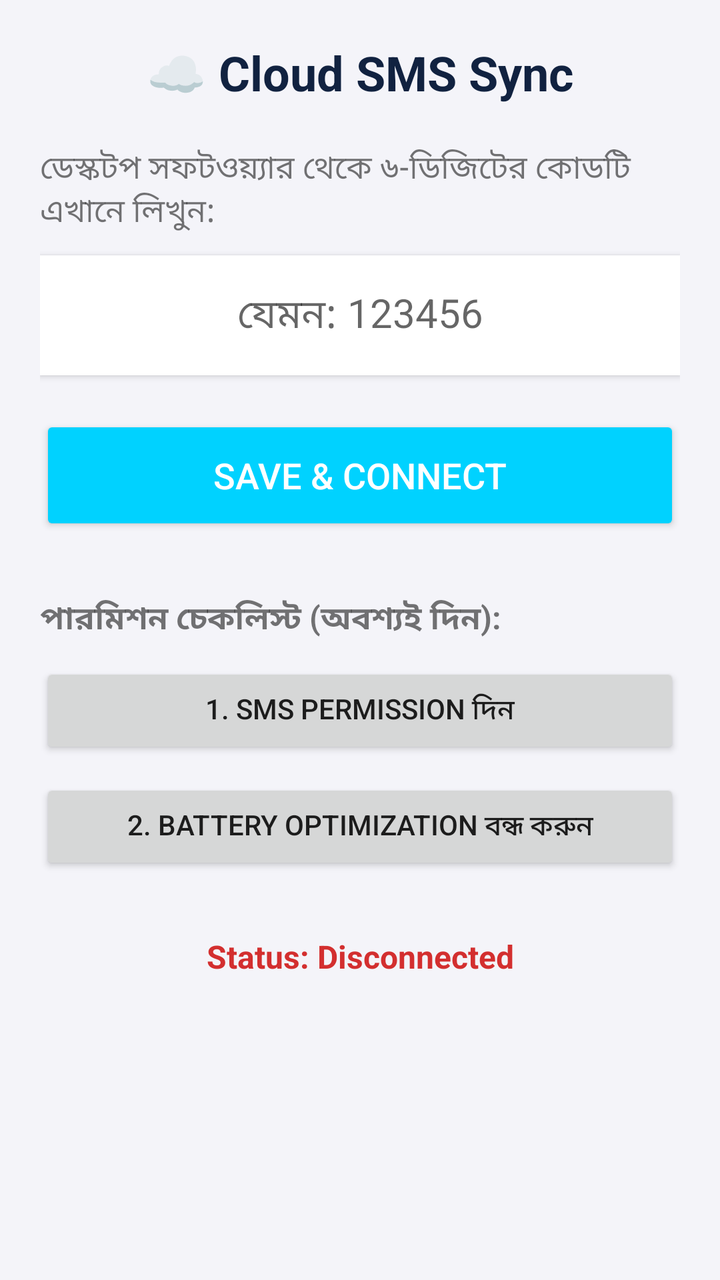
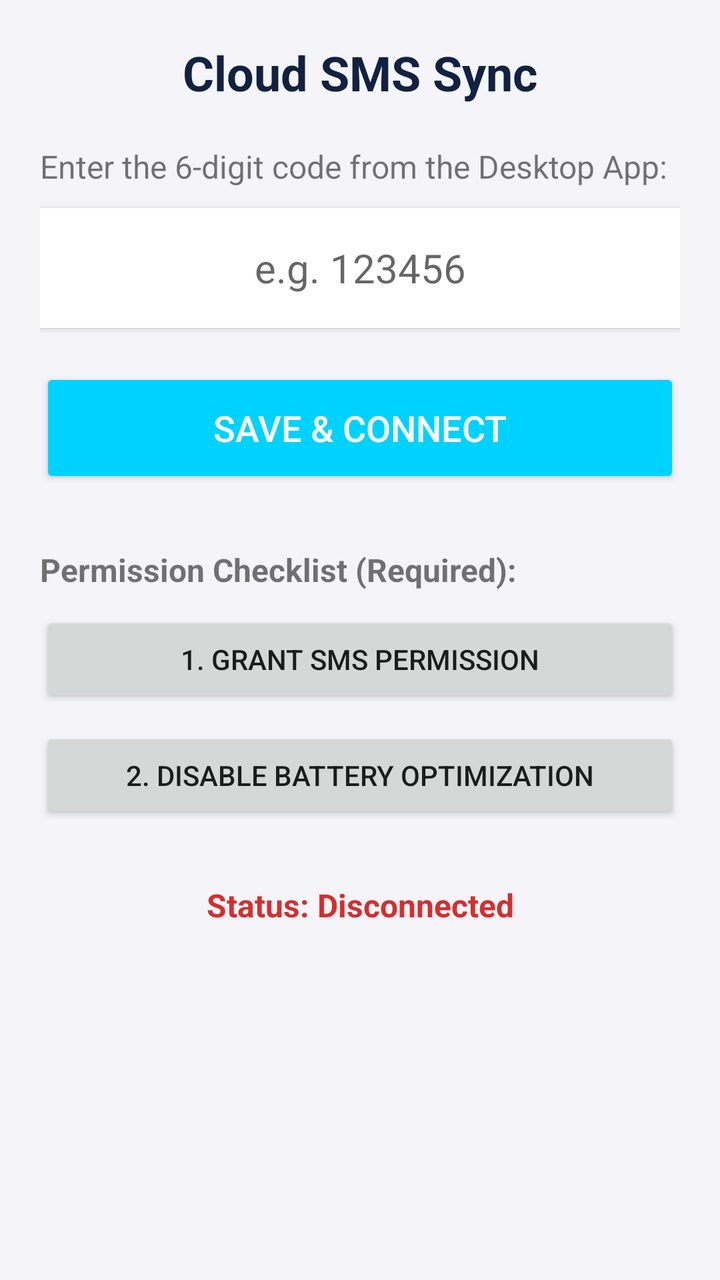

Screens rendered from an Android XML layout before and after an edit, with the pre-edit source and the edit as a unified diff.
<!-- AndroidManifest.xml: application theme Theme.AppCompat.Light.NoActionBar -->
<!-- res/layout/activity_main.xml -->
<?xml version="1.0" encoding="utf-8"?>
<LinearLayout xmlns:android="http://schemas.android.com/apk/res/android"
    android:layout_width="match_parent"
    android:layout_height="match_parent"
    android:orientation="vertical"
    android:padding="20dp"
    android:background="#f4f4f9">

    <TextView
        android:layout_width="match_parent"
        android:layout_height="wrap_content"
        android:text="☁️ Cloud SMS Sync"
        android:textSize="24sp"
        android:textStyle="bold"
        android:textColor="#112240"
        android:gravity="center"
        android:layout_marginBottom="20dp"/>

    <TextView
        android:layout_width="match_parent"
        android:layout_height="wrap_content"
        android:text="ডেস্কটপ সফটওয়্যার থেকে ৬-ডিজিটের কোডটি এখানে লিখুন:"
        android:textSize="16sp"
        android:layout_marginBottom="10dp"/>

    <EditText
        android:id="@+id/pairingCodeInput"
        android:layout_width="match_parent"
        android:layout_height="60dp"
        android:hint="যেমন: 123456"
        android:inputType="number"
        android:maxLength="6"
        android:textSize="20sp"
        android:gravity="center"
        android:background="#ffffff"
        android:elevation="2dp"
        android:layout_marginBottom="20dp"/>

    <Button
        android:id="@+id/btnSave"
        android:layout_width="match_parent"
        android:layout_height="60dp"
        android:text="Save &amp; Connect"
        android:backgroundTint="#00d2ff"
        android:textColor="#ffffff"
        android:textSize="18sp"
        android:layout_marginBottom="30dp"/>

    <TextView
        android:layout_width="match_parent"
        android:layout_height="wrap_content"
        android:text="পারমিশন চেকলিস্ট (অবশ্যই দিন):"
        android:textSize="16sp"
        android:textStyle="bold"
        android:layout_marginBottom="10dp"/>

    <Button
        android:id="@+id/btnPermSms"
        android:layout_width="match_parent"
        android:layout_height="wrap_content"
        android:text="1. SMS Permission দিন"
        android:layout_marginBottom="10dp"/>

    <Button
        android:id="@+id/btnPermBattery"
        android:layout_width="match_parent"
        android:layout_height="wrap_content"
        android:text="2. Battery Optimization বন্ধ করুন"
        android:layout_marginBottom="10dp"/>

    <TextView
        android:id="@+id/statusText"
        android:layout_width="match_parent"
        android:layout_height="wrap_content"
        android:text="Status: Disconnected"
        android:textSize="16sp"
        android:textColor="#d32f2f"
        android:gravity="center"
        android:layout_marginTop="20dp"
        android:textStyle="bold"/>

</LinearLayout>
<!-- resources referenced by this layout -->
<resources>

</resources>

<!-- the commit's change to res/layout/activity_main.xml (unified diff, before → after) -->
@@ -9,7 +9,7 @@
     <TextView
         android:layout_width="match_parent"
         android:layout_height="wrap_content"
-        android:text="☁️ Cloud SMS Sync"
+        android:text="Cloud SMS Sync"
         android:textSize="24sp"
         android:textStyle="bold"
         android:textColor="#112240"
@@ -19,7 +19,7 @@
     <TextView
         android:layout_width="match_parent"
         android:layout_height="wrap_content"
-        android:text="ডেস্কটপ সফটওয়্যার থেকে ৬-ডিজিটের কোডটি এখানে লিখুন:"
+        android:text="Enter the 6-digit code from the Desktop App:"
         android:textSize="16sp"
         android:layout_marginBottom="10dp"/>
 
@@ -27,7 +27,7 @@
         android:id="@+id/pairingCodeInput"
         android:layout_width="match_parent"
         android:layout_height="60dp"
-        android:hint="যেমন: 123456"
+        android:hint="e.g. 123456"
         android:inputType="number"
         android:maxLength="6"
         android:textSize="20sp"
@@ -49,7 +49,7 @@
     <TextView
         android:layout_width="match_parent"
         android:layout_height="wrap_content"
-        android:text="পারমিশন চেকলিস্ট (অবশ্যই দিন):"
+        android:text="Permission Checklist (Required):"
         android:textSize="16sp"
         android:textStyle="bold"
         android:layout_marginBottom="10dp"/>
@@ -58,14 +58,14 @@
         android:id="@+id/btnPermSms"
         android:layout_width="match_parent"
         android:layout_height="wrap_content"
-        android:text="1. SMS Permission দিন"
+        android:text="1. Grant SMS Permission"
         android:layout_marginBottom="10dp"/>
 
     <Button
         android:id="@+id/btnPermBattery"
         android:layout_width="match_parent"
         android:layout_height="wrap_content"
-        android:text="2. Battery Optimization বন্ধ করুন"
+        android:text="2. Disable Battery Optimization"
         android:layout_marginBottom="10dp"/>
 
     <TextView
